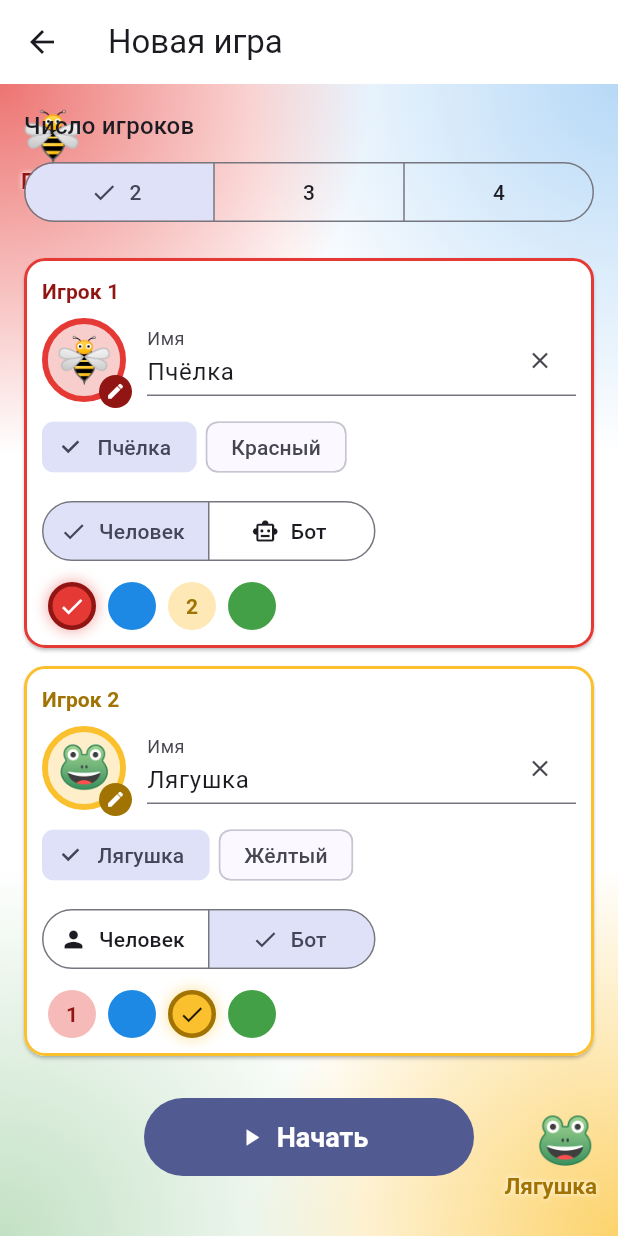
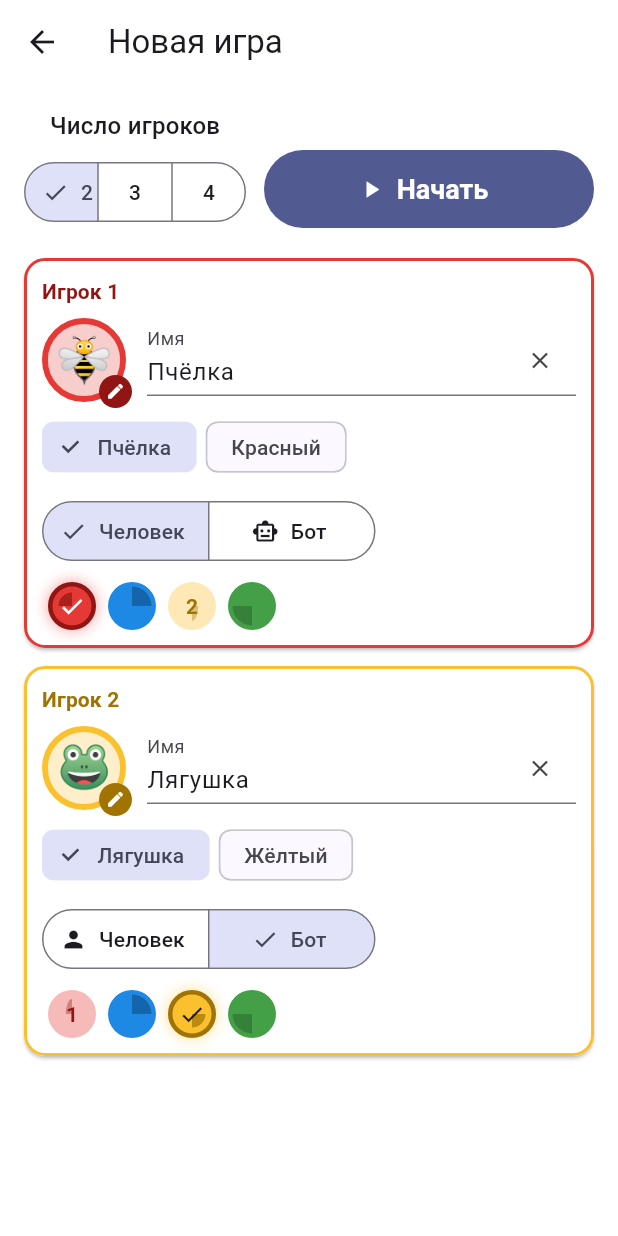
Before and after one commit to sgorbut/trouble, a Flutter app: the screen it shows after launch, after a tap on "Новая игра", on a phone screen of 412 x 824 dp. Run offline on Flutter 3.47's test engine with Material 3 defaults, Android fonts, the phone set to English and light mode, and no system bars; our stand-ins replace audioplayers, flutter_riverpod, shared_preferences.

Commit message:
Экран новой игры: белый фон, «Начать» в строке числа игроков, маркер угла на выборе цвета

```diff
--- a/lib/features/setup/setup_screen.dart
+++ b/lib/features/setup/setup_screen.dart
@@ -99,36 +99,19 @@ class _SetupScreenState extends ConsumerState<SetupScreen> {
   Widget build(BuildContext context) {
     return Scaffold(
       appBar: AppBar(title: const Text('Новая игра')),
-      body: Stack(
-        children: [
-          // Схема поля фоном: углы экрана подсвечены цветами домов, как на игровом поле.
-          Positioned.fill(
-            child: IgnorePointer(
-              // Перерисовка и при вводе имени (контроллеры не вызывают setState).
-              child: ListenableBuilder(
-                listenable: Listenable.merge([
-                  for (final slot in _slots) slot.name,
-                ]),
-                builder: (context, _) => CustomPaint(
-                  painter: _CornerGlowPainter({
-                    for (final slot in _slots.take(_count))
-                      slot.color: (
-                        avatar: slot.avatar,
-                        name: slot.name.text.trim().isEmpty
-                            ? slot.color.displayName
-                            : slot.name.text.trim(),
-                      ),
-                  }),
-                ),
-              ),
-            ),
-          ),
-          SafeArea(
+      body: SafeArea(
         child: Center(
           child: ConstrainedBox(
             constraints: const BoxConstraints(maxWidth: 560),
             child: ListView(
               padding: const EdgeInsets.all(16),
+              children: [
+                // Число игроков и кнопка «Начать» — в одной строке.
+                Row(
+                  crossAxisAlignment: CrossAxisAlignment.end,
+                  children: [
+                    Expanded(
+                      child: Column(
                         children: [
                           Text(
                             'Число игроков',
@@ -142,25 +125,25 @@ class _SetupScreenState extends ConsumerState<SetupScreen> {
                               ButtonSegment(value: 4, label: Text('4')),
                             ],
                             selected: {_count},
-                      onSelectionChanged: (s) =>
-                          setState(() => _count = s.first),
+                            onSelectionChanged: (s) => setState(() => _count = s.first),
                           ),
-                    const SizedBox(height: 20),
-                    for (var i = 0; i < _count; i++) _playerCard(i, _slots[i]),
-                    const SizedBox(height: 16),
-                    Center(
-                      child: FilledButton.icon(
+                        ],
+                      ),
+                    ),
+                    const SizedBox(width: 12),
+                    FilledButton.icon(
                       icon: const Icon(Icons.play_arrow),
                       onPressed: _start,
                       label: const Text('Начать'),
                     ),
+                  ],
                 ),
+                const SizedBox(height: 20),
+                for (var i = 0; i < _count; i++) _playerCard(i, _slots[i]),
               ],
             ),
           ),
         ),
-          ),
-        ],
       ),
     );
   }
@@ -302,17 +285,26 @@ class _SetupScreenState extends ConsumerState<SetupScreen> {
                 ),
             ],
           ),
-          child: selected
-              ? Icon(Icons.check, size: 18, color: color.onColor)
-              : takenByOther
-              ? Text(
+          child: Stack(
+            alignment: Alignment.center,
+            children: [
+              Positioned.fill(
+                child: CustomPaint(
+                  painter: _QuarterPainter(
+                    color,
+                    color.dark.withValues(alpha: takenByOther ? 0.35 : 0.7),
+                  ),
+                ),
+              ),
+              if (selected)
+                Icon(Icons.check, size: 18, color: color.onColor)
+              else if (takenByOther)
+                Text(
                   '${owner + 1}',
-                  style: TextStyle(
-                    color: color.dark,
-                    fontWeight: FontWeight.bold,
+                  style: TextStyle(color: color.dark, fontWeight: FontWeight.bold),
                 ),
-                )
-              : null,
+            ],
+          ),
         ),
       ),
     );
@@ -425,81 +417,27 @@ class _SetupScreenState extends ConsumerState<SetupScreen> {
   }
 }
 
-/// Фон экрана настройки: в каждом углу — свечение цвета дома, как на поле
-/// (красный — левый верхний, синий — правый верхний, жёлтый — правый нижний,
-/// зелёный — левый нижний). Выбранные цвета ярче и с аватаром игрока.
-class _CornerGlowPainter extends CustomPainter {
-  _CornerGlowPainter(this.active);
+/// Маркер на кружке выбора цвета: закрашенная четверть показывает, в каком углу
+/// поля дом этого цвета (красный — левый верхний, синий — правый верхний,
+/// жёлтый — правый нижний, зелёный — левый нижний).
+class _QuarterPainter extends CustomPainter {
+  _QuarterPainter(this.color, this.paintColor);
 
-  /// Цвета участников партии → их аватары и имена.
-  final Map<PlayerColor, ({String avatar, String name})> active;
-
-  static Alignment _corner(PlayerColor c) => switch (c) {
-    PlayerColor.red => Alignment.topLeft,
-    PlayerColor.blue => Alignment.topRight,
-    PlayerColor.yellow => Alignment.bottomRight,
-    PlayerColor.green => Alignment.bottomLeft,
-  };
+  final PlayerColor color;
+  final Color paintColor;
 
   @override
   void paint(Canvas canvas, Size size) {
-    final radius = min(size.width, size.height) * 0.6;
-    for (final c in PlayerColor.values) {
-      final player = active[c];
-      final center = _corner(c).alongSize(size);
-      canvas.drawCircle(
-        center,
-        radius,
-        Paint()
-          ..shader = RadialGradient(
-            colors: [
-              c.color.withValues(alpha: player != null ? 0.7 : 0.32),
-              c.color.withValues(alpha: 0),
-            ],
-          ).createShader(Rect.fromCircle(center: center, radius: radius)),
-      );
-      if (player != null) _paintPlayer(canvas, size, c, player.avatar, player.name);
-    }
-  }
-
-  /// Аватар и под ним имя игрока у его угла.
-  void _paintPlayer(Canvas canvas, Size size, PlayerColor c, String avatar, String name) {
-    const margin = 14.0;
-    const maxWidth = 120.0;
-    final a = _corner(c);
-    final left = a.x < 0;
-    final top = a.y < 0;
-
-    final avatarTp = TextPainter(
-      text: TextSpan(text: avatar, style: const TextStyle(fontSize: 34)),
-      textDirection: TextDirection.ltr,
-    )..layout();
-    final nameTp = TextPainter(
-      text: TextSpan(
-        text: name,
-        style: TextStyle(
-          fontSize: 15,
-          fontWeight: FontWeight.bold,
-          color: c.dark,
-          shadows: const [Shadow(color: Colors.white, blurRadius: 4)],
-        ),
-      ),
-      textDirection: TextDirection.ltr,
-      textAlign: left ? TextAlign.left : TextAlign.right,
-      maxLines: 1,
-      ellipsis: '…',
-    )..layout(maxWidth: maxWidth);
-
-    final blockHeight = avatarTp.height + 2 + nameTp.height;
-    final y = top ? margin : size.height - blockHeight - 24;
-    double xFor(double w) => left ? margin : size.width - w - margin;
-
-    if (avatar.isNotEmpty) avatarTp.paint(canvas, Offset(xFor(avatarTp.width), y));
-    nameTp.paint(canvas, Offset(xFor(nameTp.width), y + avatarTp.height + 2));
+    final start = switch (color) {
+      PlayerColor.red => pi,
+      PlayerColor.blue => -pi / 2,
+      PlayerColor.yellow => 0.0,
+      PlayerColor.green => pi / 2,
+    };
+    canvas.drawArc(Offset.zero & size, start, pi / 2, true, Paint()..color = paintColor);
   }
 
   @override
-  bool shouldRepaint(_CornerGlowPainter old) =>
-      old.active.length != active.length ||
-      old.active.entries.any((e) => active[e.key] != e.value);
+  bool shouldRepaint(_QuarterPainter old) =>
+      old.color != color || old.paintColor != paintColor;
 }
```
Lines whose indentation alone changed are shown as unchanged.
